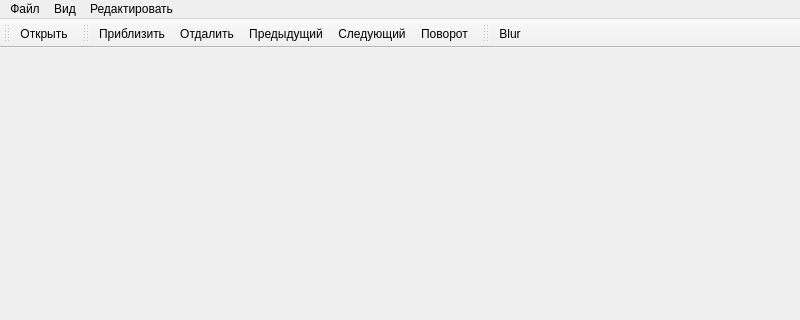
The window that ImageEditor/mainwindow.ui (abubaca4/pattern-recognition-lab-2) describes before a commit, drawn with Qt 5; both pictures show x 0 to 800 and y 0 to 320 of the 800 by 600 pixel window.
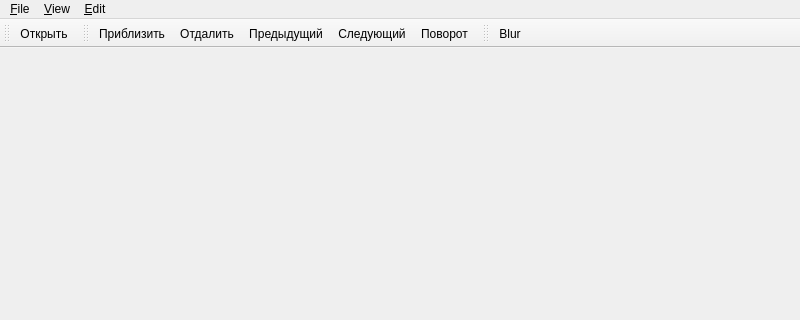
The same window after the commit. Icons and pictures are not drawn.

```diff
--- a/ImageEditor/mainwindow.ui
+++ b/ImageEditor/mainwindow.ui
@@ -25,7 +25,7 @@
    </property>
    <widget class="QMenu" name="file">
     <property name="title">
-     <string>Файл</string>
+     <string>&amp;File</string>
     </property>
     <addaction name="open"/>
     <addaction name="save_as"/>
@@ -33,7 +33,7 @@
    </widget>
    <widget class="QMenu" name="view">
     <property name="title">
-     <string>Вид</string>
+     <string>&amp;View</string>
     </property>
     <addaction name="zome_in"/>
     <addaction name="zome_out"/>
@@ -43,7 +43,7 @@
    </widget>
    <widget class="QMenu" name="menu_edit">
     <property name="title">
-     <string>Редактировать</string>
+     <string>&amp;Edit</string>
     </property>
     <addaction name="actionreset"/>
     <addaction name="actionBlur"/>
```
